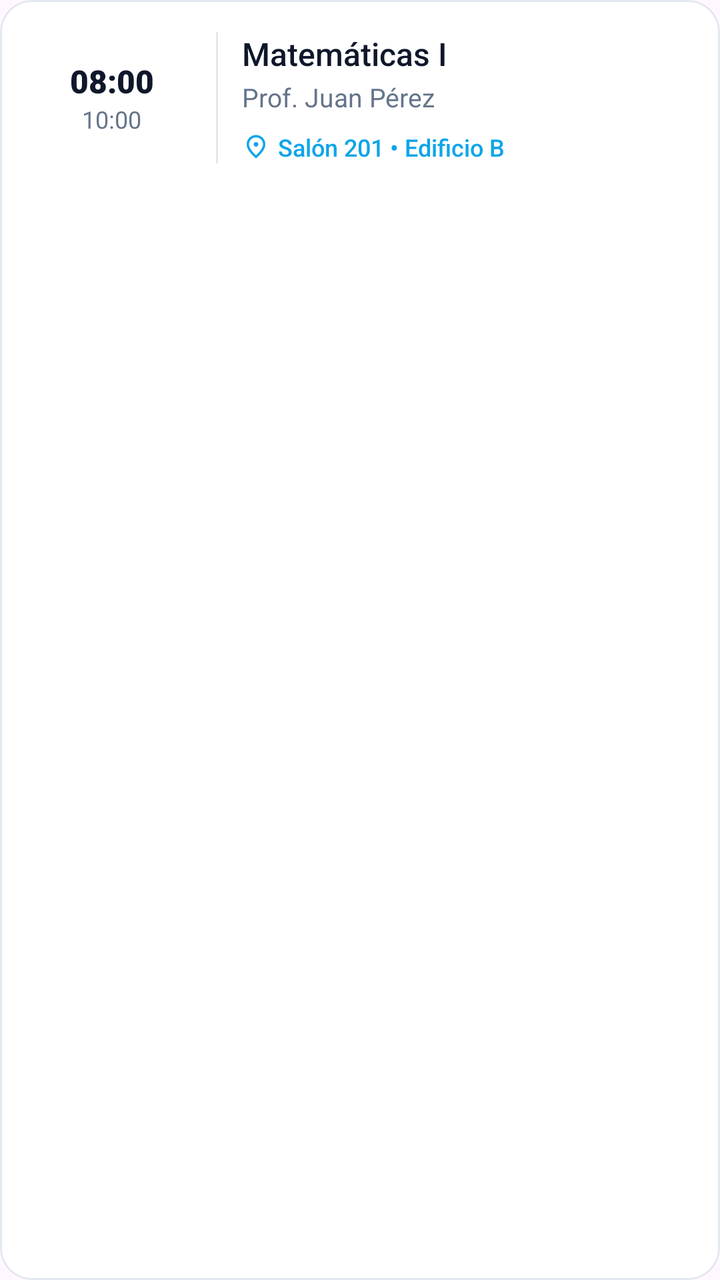
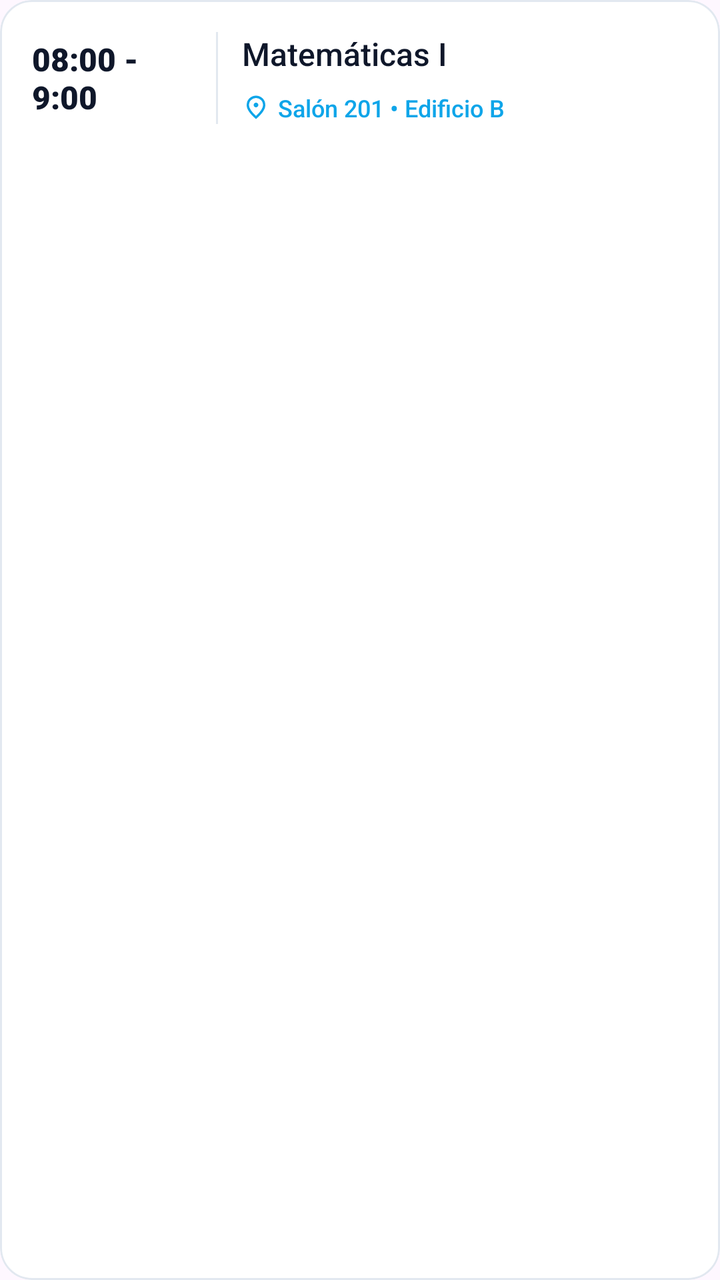

Two renders of the same Android screen: before a commit and after it. Below are the layout's source before the change and the commit's diff.
<!-- AndroidManifest.xml: application theme Theme.UniPlanner -->
<!-- res/layout/item_materia_placeholder_diseno.xml -->
<?xml version="1.0" encoding="utf-8"?>
<com.google.android.material.card.MaterialCardView
    xmlns:android="http://schemas.android.com/apk/res/android"
    xmlns:app="http://schemas.android.com/apk/res-auto"
    xmlns:tools="http://tools.android.com/tools"
    android:layout_width="match_parent"
    android:layout_height="wrap_content"
    android:layout_marginBottom="12dp"
    app:cardCornerRadius="16dp"
    app:strokeColor="#E2E8F0"
    app:cardBackgroundColor="#FFFFFF">

    <LinearLayout
        android:layout_width="match_parent"
        android:layout_height="wrap_content"
        android:orientation="horizontal"
        android:padding="16dp">

        <LinearLayout
            android:layout_width="80dp"
            android:layout_height="wrap_content"
            android:orientation="vertical"
            android:gravity="center"
            android:layout_gravity="center_vertical">
            <TextView
                android:id="@+id/tvHoraInicio"
                android:layout_width="wrap_content"
                android:layout_height="wrap_content"
                android:text="08:00"
                android:textColor="#0F172A"
                android:textSize="16sp"
                android:fontFamily="sans-serif-black" />
            <TextView
                android:id="@+id/tvHoraFin"
                android:layout_width="wrap_content"
                android:layout_height="wrap_content"
                android:text="10:00"
                android:textColor="#64748B"
                android:textSize="12sp" />
        </LinearLayout>

        <View
            android:layout_width="1dp"
            android:layout_height="match_parent"
            android:background="#E2E8F0"
            android:layout_marginHorizontal="12dp"/>

        <LinearLayout
            android:layout_width="0dp"
            android:layout_height="wrap_content"
            android:layout_weight="1"
            android:orientation="vertical">

            <TextView
                android:id="@+id/tvNombreMateria"
                android:layout_width="wrap_content"
                android:layout_height="wrap_content"
                android:text="Matemáticas I"
                android:textColor="#0F172A"
                android:textSize="16sp"
                android:fontFamily="sans-serif-medium" />

            <TextView
                android:id="@+id/tvNombreProfesor"
                android:layout_width="wrap_content"
                android:layout_height="wrap_content"
                android:layout_marginTop="2dp"
                android:text="Prof. Juan Pérez"
                android:textColor="#64748B"
                android:textSize="13sp" />

            <LinearLayout
                android:layout_width="wrap_content"
                android:layout_height="wrap_content"
                android:orientation="horizontal"
                android:gravity="center_vertical"
                android:layout_marginTop="8dp">
                <ImageView
                    android:layout_width="14dp"
                    android:layout_height="14dp"
                    android:src="@drawable/ic_location"
                    app:tint="#0EA5E9" />
                <TextView
                    android:id="@+id/tvSalonClase"
                    android:layout_width="wrap_content"
                    android:layout_height="wrap_content"
                    android:layout_marginStart="4dp"
                    android:text="Salón 201 • Edificio B"
                    android:textColor="#0EA5E9"
                    android:textSize="12sp"
                    android:fontFamily="sans-serif-medium" />
            </LinearLayout>
        </LinearLayout>
    </LinearLayout>
</com.google.android.material.card.MaterialCardView>
<!-- resources referenced by this layout -->
<resources>
  <!-- drawable ic_location (drawable) -->
  <vector xmlns:android="http://schemas.android.com/apk/res/android" android:height="24dp" android:tint="#000000" android:viewportHeight="960" android:viewportWidth="960" android:width="24dp">
        
      <path android:fillColor="@android:color/white" android:pathData="M536.5,456.5Q560,433 560,400Q560,367 536.5,343.5Q513,320 480,320Q447,320 423.5,343.5Q400,367 400,400Q400,433 423.5,456.5Q447,480 480,480Q513,480 536.5,456.5ZM480,774Q602,662 661,570.5Q720,479 720,408Q720,299 650.5,229.5Q581,160 480,160Q379,160 309.5,229.5Q240,299 240,408Q240,479 299,570.5Q358,662 480,774ZM480,880Q319,743 239.5,625.5Q160,508 160,408Q160,258 256.5,169Q353,80 480,80Q607,80 703.5,169Q800,258 800,408Q800,508 720.5,625.5Q641,743 480,880ZM480,400Q480,400 480,400Q480,400 480,400Q480,400 480,400Q480,400 480,400Q480,400 480,400Q480,400 480,400Q480,400 480,400Q480,400 480,400Z"/>
      
  </vector>
  <style name="Theme.UniPlanner" parent="Base.Theme.UniPlanner" />
  <style name="Base.Theme.UniPlanner" parent="Theme.Material3.DayNight.NoActionBar">
          
          
      </style>
</resources>

<!-- the commit's change to res/layout/item_materia_placeholder_diseno.xml (unified diff, before → after) -->
@@ -23,20 +23,14 @@
             android:gravity="center"
             android:layout_gravity="center_vertical">
             <TextView
-                android:id="@+id/tvHoraInicio"
+                android:id="@+id/tvHora"
                 android:layout_width="wrap_content"
                 android:layout_height="wrap_content"
-                android:text="08:00"
+                android:text="08:00 - 9:00"
                 android:textColor="#0F172A"
                 android:textSize="16sp"
                 android:fontFamily="sans-serif-black" />
-            <TextView
-                android:id="@+id/tvHoraFin"
-                android:layout_width="wrap_content"
-                android:layout_height="wrap_content"
-                android:text="10:00"
-                android:textColor="#64748B"
-                android:textSize="12sp" />
+
         </LinearLayout>
 
         <View
@@ -60,14 +54,6 @@
                 android:textSize="16sp"
                 android:fontFamily="sans-serif-medium" />
 
-            <TextView
-                android:id="@+id/tvNombreProfesor"
-                android:layout_width="wrap_content"
-                android:layout_height="wrap_content"
-                android:layout_marginTop="2dp"
-                android:text="Prof. Juan Pérez"
-                android:textColor="#64748B"
-                android:textSize="13sp" />
 
             <LinearLayout
                 android:layout_width="wrap_content"
